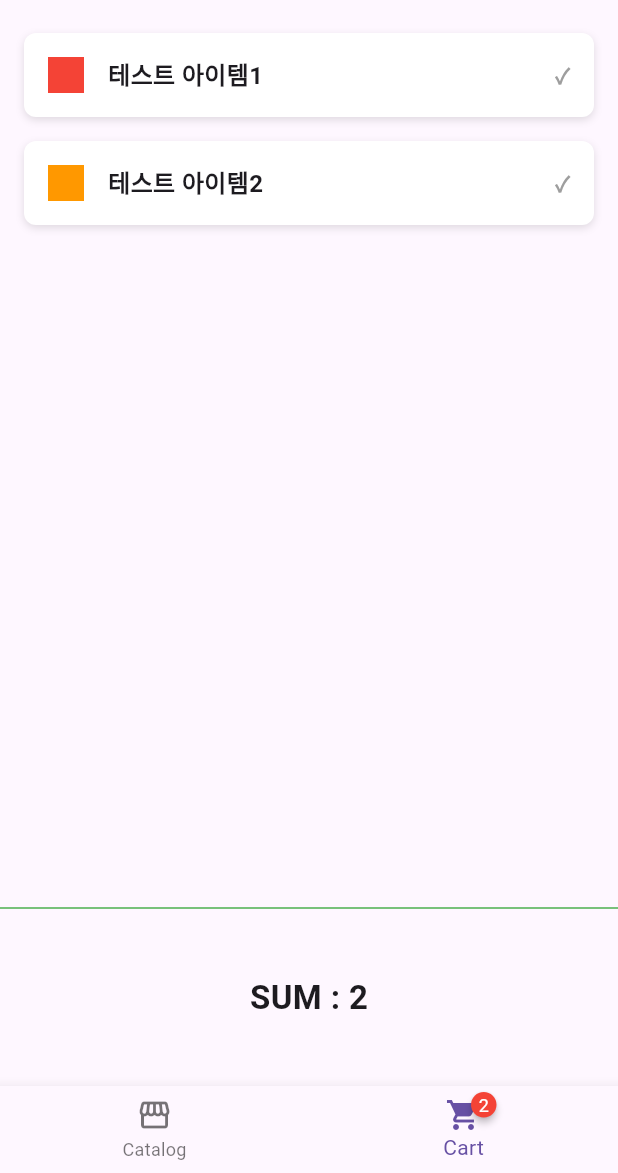
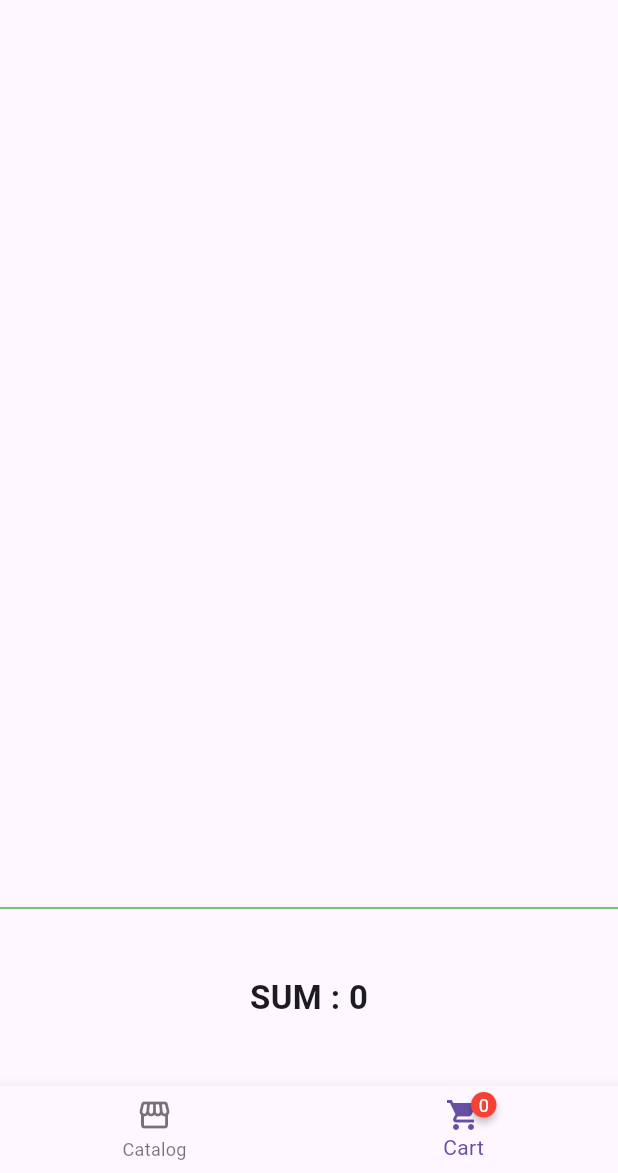
Before and after one commit to Jeongyusu/state-management, a Flutter app: the screen it shows after launch, item 2 of the bottom bar chosen, on a phone screen of 412 x 824 dp, the part 63-1236 px from its top. Run offline on Flutter 3.47's test engine with Material 3 defaults, Android fonts, the phone set to English and light mode, and no system bars; drawn by our look-alikes of badges; our stand-ins replace flutter_riverpod, riverpod.

Commit message:
리버팟 실습

```diff
--- a/lib/main.dart
+++ b/lib/main.dart
@@ -1,3 +1,4 @@
+import 'package:class_statement/riverpod/s_home_4.dart';
 import 'package:flutter/material.dart';
 
 import 'inherited_widget/s_home_2.dart';
@@ -13,7 +14,7 @@ class MyApp extends StatelessWidget {
   Widget build(BuildContext context) {
     return MaterialApp(
       debugShowCheckedModeBanner: false,
-      home: HomeScreen2(),
+      home: HomeScreen4(),
     );
   }
 }
--- /dev/null
+++ b/lib/riverpod/f_cart.dart
@@ -0,0 +1,60 @@
+import 'package:class_statement/common/w_catalog_item.dart';
+import 'package:class_statement/riverpod/state/riverpod_cart.dart';
+import 'package:flutter/material.dart';
+import 'package:flutter_riverpod/flutter_riverpod.dart';
+
+import '../common/models/vo_catalog.dart';
+//활용하는 방법
+//1. StatelessWidget -> ConsumerWidget
+//2. 렌더링 함수 build() 재정의;
+class CartWidget extends ConsumerWidget {
+  const CartWidget({super.key});
+
+  @override
+  Widget build(BuildContext context, WidgetRef ref) {
+    // 상태 관리 데이터가 변경 되었는지 계속 확인해야한다. -> 구독 처리
+    // 전역 변수로 세팅
+    List<Catalog> cartProviderList = ref.watch(cartProvider); // 리턴 타입은 State -> List<Catalog>
+
+    return Column(
+      children: [
+        // 카탈로그 아이템
+        Expanded(
+          flex: 5,
+          child: ListView.builder(
+            itemCount: cartProviderList.length,
+            itemBuilder: (context, index) {
+              // 하나에 오브젝트만 뽑자.
+              Catalog catalog = cartProviderList[index];
+              return CatalogItem(
+                  catalog: catalog,
+                  isInCart: true,
+                  // 임시 코드 추가(추후 변경 예정)
+                  // ref.read(cartProvider.notifier) --> RiverPod
+                  onPressedCatalog: ref.read(cartProvider.notifier).onCatalogPressed);
+            },
+          ),
+        ),
+        // 구분선
+        Divider(
+          height: 1,
+          thickness: 1,
+          color: Colors.green,
+        ),
+        // 합계 - 텍스트
+        Expanded(
+          flex: 1,
+          child: Center(
+            child: Text(
+              'SUM : ${cartProviderList.length}',
+              style: const TextStyle(
+                fontSize: 22.0,
+                fontWeight: FontWeight.bold,
+              ),
+            ),
+          ),
+        ),
+      ],
+    );
+  }
+}
--- /dev/null
+++ b/lib/riverpod/s_home_4.dart
@@ -0,0 +1,64 @@
+import 'package:flutter/material.dart';
+import 'package:flutter_riverpod/flutter_riverpod.dart';
+
+import '../common/models/vo_catalog.dart';
+import '../common/w_bottom_bar.dart';
+import 'f_cart.dart';
+import 'f_catalog.dart';
+
+// 상태 관리 - StatefulWidget 활용
+// 상태가 있는 위젯 생성
+class HomeScreen4 extends StatefulWidget {
+  const HomeScreen4({super.key});
+
+  @override
+  State<HomeScreen4> createState() => _HomeScreen4State();
+}
+
+class _HomeScreen4State extends State<HomeScreen4> {
+  // 현재 선택된 index
+  int currentIndex = 0;
+
+  // 샘플 데이터 (local DB, 통신)
+  late List<Catalog> responseListData;
+
+  // 메모리에 올라갈 때 딱 한번만 초기화 되는 부분
+  @override
+  void initState() {
+    super.initState();
+    // initState <-- 위젯을 업데이트 하는 코드를 사용하면 안된다. (버그발생)
+    // 가능한 데이터 초기화 처리만 사용하자.
+    responseListData = catalogListSample;
+  }
+
+  @override
+  Widget build(BuildContext context) {
+    //위젯 트리에 등록
+    print("HomeScreen build() 함수 호출");
+    return ProviderScope(
+      child: Scaffold(
+        appBar: AppBar(
+          centerTitle: true,
+          title: const Text('My Catalog'),
+        ),
+        body: IndexedStack(
+          index: currentIndex,
+          children: const [ //리빌드 될 때 변동되지 않도록 const 달아줌.
+            CatalogWidget(),
+            CartWidget(),
+          ],
+        ),
+        bottomNavigationBar: BottomBar(
+          currentIndex: currentIndex,
+          // 코드 수정 예정
+          cartTotal: '${0}',
+          onTap: (index) {
+            setState(() {
+              currentIndex = index;
+            });
+          },
+        ),
+      ),
+    );
+  }
+}
--- a/pubspec.yaml
+++ b/pubspec.yaml
@@ -37,6 +37,7 @@ dependencies:
   cupertino_icons: ^1.0.2
   badges: ^3.1.2
   provider: ^6.1.1
+  flutter_riverpod: ^2.4.9
 
 
 dev_dependencies:
```
Also changed, not shown: lib/riverpod/f_catalog.dart (added, +27 -0 lines), lib/riverpod/state/riverpod_cart.dart (added, +39 -0 lines), lib/riverpod/state/provider_badge.dart (added), pubspec.lock.
